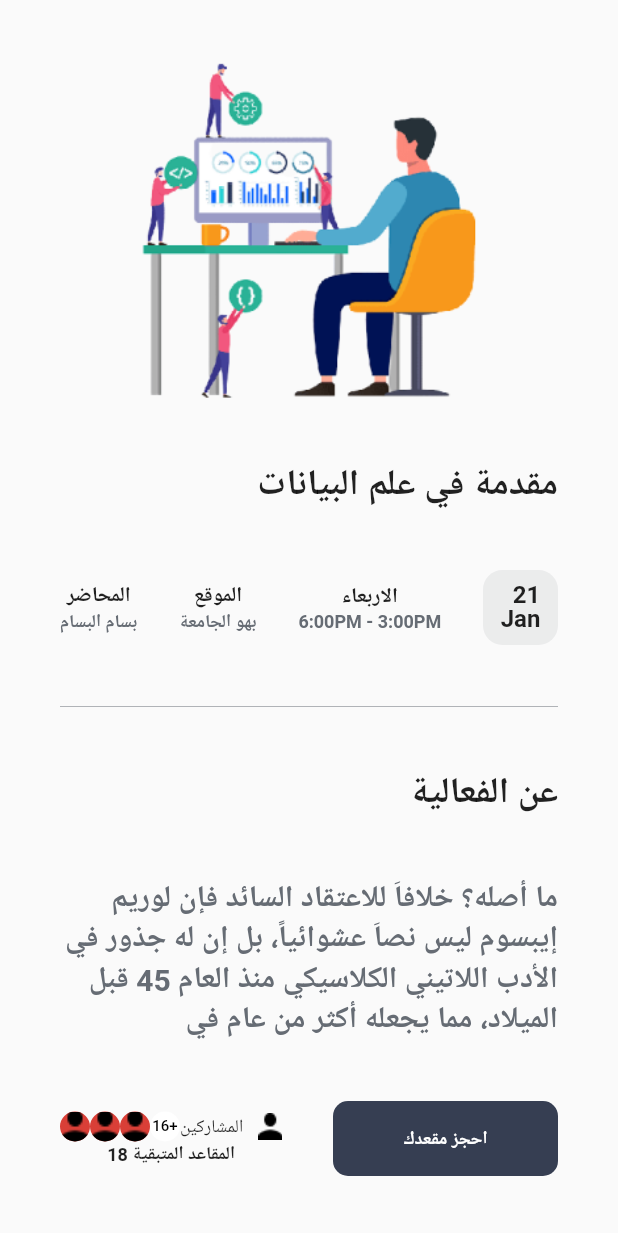
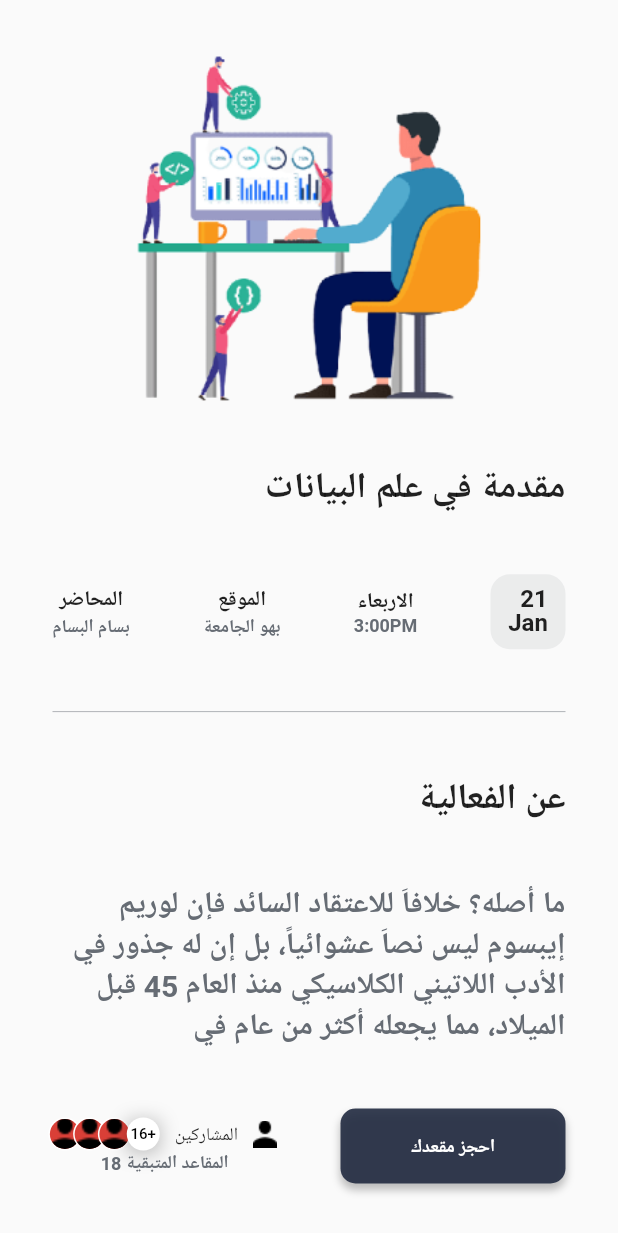
Before and after one commit to faresdu/faresGDSC1, a Flutter app: the EventsView screen opened by its route, after a tap on "window", on a phone screen of 412 x 824 dp. Shown: the top 1233 px of the screen. Run offline on Flutter 3.47's test engine with Material 2 defaults, Android fonts, the phone set to English and light mode, and no system bars; our stand-ins replace flutter_svg, google_fonts, rxdart, shared_preferences, stacked, stacked_core and 2 more; accounts and stored records are empty; Roboto replaces fonts that are missing (Cairo).

Commit message:
added parameters and shadows

```diff
--- a/lib/core/utils/constants.dart
+++ b/lib/core/utils/constants.dart
@@ -22,4 +22,10 @@ class Constants {
   static List<BoxShadow> shadow = [
     BoxShadow(color: Colors.black.withOpacity(.3), blurRadius: 8),
   ];
+  static List<BoxShadow> shadow2 = [
+    BoxShadow(color: Colors.black.withOpacity(.25), blurRadius: 4,offset: const Offset(0, 4)),
+  ];
+  static List<BoxShadow> shadow3 = [
+    BoxShadow(color: Colors.black.withOpacity(.25), blurRadius: 10,offset: const Offset(0, 2)),
+  ];
 }
--- a/lib/ui/events/events_view.dart
+++ b/lib/ui/events/events_view.dart
@@ -6,6 +6,7 @@ import 'package:stacked/stacked.dart';
 
 TextStyle titlestyle =
     const TextStyle(fontSize: 24, fontWeight: FontWeight.w700);
+
 class EventsView extends StatelessWidget {
   const EventsView({Key? key}) : super(key: key);
 
@@ -18,8 +19,44 @@ class EventsView extends StatelessWidget {
             appBar: AppBar(title: const Text('Events')),
             body: TextButton(
               onPressed: () {
-                Navigator.push(context,
-                    MaterialPageRoute(builder: (context) => const Details()));
+                Navigator.push(
+                  context,
+                  MaterialPageRoute(
+                    builder: (context) => Details(
+                      title: 'مقدمة في علم البيانات',
+                      day: 'الاربعاء',
+                      description:
+                          'ما أصله؟ خلافاَ للاعتقاد السائد فإن لوريم إيبسوم ليس نصاَ عشوائياً، بل إن له جذور في الأدب اللاتيني الكلاسيكي منذ العام 45 قبل الميلاد، مما يجعله أكثر من عام في',
+                      location: 'بهو الجامعة',
+                      attendees: [
+                        Member.anonymous(),
+                        Member.anonymous(),
+                        Member.anonymous(),
+                        Member.anonymous(),
+                        Member.anonymous(),
+                        Member.anonymous(),
+                        Member.anonymous(),
+                        Member.anonymous(),
+                        Member.anonymous(),
+                        Member.anonymous(),
+                        Member.anonymous(),
+                        Member.anonymous(),
+                        Member.anonymous(),
+                        Member.anonymous(),
+                        Member.anonymous(),
+                        Member.anonymous(),
+                        Member.anonymous(),
+                        Member.anonymous(),
+                        Member.anonymous(),
+                      ],
+                      time: '3:00PM',
+                      date: '2022-1-21',
+                      instructor: 'بسام البسام',
+                      maxAttendees: 37,
+                      flyer: 'assets/images/temp-events-img.png',
+                    ),
+                  ),
+                );
               },
               child: const Text('window'),
             ),
@@ -29,36 +66,58 @@ class EventsView extends StatelessWidget {
 }
 
 class Details extends StatelessWidget {
-  const Details({super.key});
+  const Details(
+      {super.key,
+      required this.title,
+      required this.description,
+      required this.location,
+      required this.time,
+      required this.day,
+      required this.attendees,
+      required this.date,
+      required this.instructor,
+      required this.maxAttendees,
+      required this.flyer});
+
+  final String instructor;
+  final String title;
+  final String flyer;
+  final String description;
+  final String location;
+  final String time;
+  final String date;
+  final String day;
+  final List<Member> attendees;
+  final int maxAttendees;
+  static final List<String> months = ['', 'Jan', 'Feb', 'Mar', 'Apr', 'May'];
 
   @override
   Widget build(BuildContext context) {
     return Scaffold(
       body: SafeArea(
         child: Padding(
-          padding: const EdgeInsets.all(40),
+          padding: const EdgeInsets.all(35),
           child: Column(
             mainAxisAlignment: MainAxisAlignment.spaceBetween,
             crossAxisAlignment: CrossAxisAlignment.start,
             children: [
-              const Image(
-                image: AssetImage('assets/images/temp-events-img.png'),
+              Image(
+                image: AssetImage(flyer),
               ),
               Text(
-                'مقدمة في علم البيانات',
+                title,
                 style: titlestyle,
               ),
               Row(
                 crossAxisAlignment: CrossAxisAlignment.center,
                 mainAxisAlignment: MainAxisAlignment.spaceBetween,
-                children: const [
-                  EventDayBox(day: 21, month: 'Jan'),
-                  EventInfoBox(
-                      topString: 'الاربعاء', bottomString: '6:00PM - 3:00PM'),
-                  EventInfoBox(
-                      topString: 'الموقع', bottomString: 'بهو الجامعة'),
-                  EventInfoBox(
-                      topString: 'المحاضر', bottomString: 'بسام البسام')
+                children: [
+                  EventDateBox(
+                      day: date.split('-')[2],
+                      month: months[int.parse(date.split('-')[1])]),
+                  EventInfoBox(topText: day, bottomText: time),
+                  EventInfoBox(topText: 'الموقع', bottomText: location),
+                  EventInfoBox(topText: 'المحاضر', bottomText: instructor)
                 ],
               ),
               Divider(
@@ -69,10 +128,12 @@ class Details extends StatelessWidget {
                 'عن الفعالية',
                 style: titlestyle,
               ),
-              const Text(
-                'ما أصله؟ خلافاَ للاعتقاد السائد فإن لوريم إيبسوم ليس نصاَ عشوائياً، بل إن له جذور في الأدب اللاتيني الكلاسيكي منذ العام 45 قبل الميلاد، مما يجعله أكثر من عام في',
-                style: TextStyle(
-                    fontSize: 20, fontWeight: FontWeight.w600, color: Color(0xFF666C74)),
+              Text(
+                description,
+                style: const TextStyle(
+                    fontSize: 20,
+                    fontWeight: FontWeight.w600,
+                    color: Color(0xFF666C74)),
               ),
               Row(
                 mainAxisAlignment: MainAxisAlignment.spaceBetween,
@@ -80,28 +141,8 @@ class Details extends StatelessWidget {
                 children: [
                   EventSignupButton(onPressed: () {}),
                   EventAttendees(
-                    seats: 18,
-                    members: [
-                      Member.anonymous(),
-                      Member.anonymous(),
-                      Member.anonymous(),
-                      Member.anonymous(),
-                      Member.anonymous(),
-                      Member.anonymous(),
-                      Member.anonymous(),
-                      Member.anonymous(),
-                      Member.anonymous(),
-                      Member.anonymous(),
-                      Member.anonymous(),
-                      Member.anonymous(),
-                      Member.anonymous(),
-                      Member.anonymous(),
-                      Member.anonymous(),
-                      Member.anonymous(),
-                      Member.anonymous(),
-                      Member.anonymous(),
-                      Member.anonymous(),
-                    ],
+                    remainingSeats: maxAttendees - attendees.length,
+                    attendees: attendees,
                   ),
                 ],
               ),
@@ -114,34 +155,49 @@ class Details extends StatelessWidget {
 }
 
 class EventAttendees extends StatelessWidget {
-  const EventAttendees({Key? key, required this.members, required this.seats})
+  const EventAttendees(
+      {Key? key, required this.attendees, required this.remainingSeats})
       : super(key: key);
-  final List<Member> members;
-  final int seats;
+  final List<Member> attendees;
+  final int remainingSeats;
 
   @override
   Widget build(BuildContext context) {
     List<Widget> images = [];
-    if (members.length > 3) {
+    for (int i = 0; i < 3 && i < attendees.length; i++) {
       images.add(
-        CircleAvatar(
-          backgroundColor: Colors.white,
-          radius: 10,
-          child: Text(
-            '+${members.length - 3}',
-            style: const TextStyle(
-                fontSize: 10, fontWeight: FontWeight.w500, color: Colors.black),
+        Align(
+          widthFactor: .75,
+          child: CircleAvatar(
+            radius: 11,
+            backgroundColor: Colors.white,
+            child: CircleAvatar(
+              backgroundImage: AssetImage(
+                  attendees[i].photo ?? 'assets/images/event-attendees.png'),
+              backgroundColor: Constants.red,
+              radius: 10,
+            ),
           ),
         ),
       );
     }
-    for (int i = 0; i < 3 && i < members.length; i++) {
-      images.add(CircleAvatar(
-        foregroundImage:
-            AssetImage(members[i].photo ?? 'assets/images/event-attendees.png'),
-        backgroundColor: Constants.red,
-        radius: 10,
-      ));
+    if (attendees.length > 3) {
+      images.add(
+        Container(
+          decoration: BoxDecoration(boxShadow: Constants.shadow3),
+          child: CircleAvatar(
+            backgroundColor: Colors.white,
+            radius: 11,
+            child: Text(
+              '+${attendees.length - 3}',
+              style: const TextStyle(
+                  fontSize: 10,
+                  fontWeight: FontWeight.w500,
+                  color: Colors.black),
+            ),
+          ),
+        ),
+      );
     }
     return Column(
       children: [
@@ -150,18 +206,21 @@ class EventAttendees extends StatelessWidget {
           children: [
             const Image(image: AssetImage('assets/images/event-attendees.png')),
             const Padding(
-              padding: EdgeInsets.only(right: 10),
+              padding: EdgeInsets.symmetric(horizontal: 10),
               child: Text(
                 'المشاركين',
                 style: TextStyle(fontSize: 12, fontWeight: FontWeight.w500),
               ),
             ),
-            Row(children: images),
+            Row(
+                textDirection: TextDirection.ltr,
+                children: images
+            ),
           ],
         ),
         Text(
-          'المقاعد المتبقية $seats',
-          style: const TextStyle(fontSize: 12, fontWeight: FontWeight.w700),
+          'المقاعد المتبقية $remainingSeats',
+          style: const TextStyle(fontSize: 12, fontWeight: FontWeight.w700, color: Color(0xFF666C74)),
         )
       ],
     );
@@ -170,23 +229,23 @@ class EventAttendees extends StatelessWidget {
 
 class EventInfoBox extends StatelessWidget {
   const EventInfoBox(
-      {Key? key, required this.topString, required this.bottomString})
+      {Key? key, required this.topText, required this.bottomText})
       : super(key: key);
-  final String topString;
-  final String bottomString;
+  final String topText;
+  final String bottomText;
 
   @override
   Widget build(BuildContext context) {
     return Column(
       children: [
         Text(
-          topString,
+          topText,
           style: const TextStyle(
             fontSize: 14,
             fontWeight: FontWeight.w700,
           ),
         ),
-        Text(bottomString,
+        Text(bottomText,
             style: const TextStyle(
                 fontSize: 12,
                 fontWeight: FontWeight.w700,
@@ -196,10 +255,10 @@ class EventInfoBox extends StatelessWidget {
   }
 }
 
-class EventDayBox extends StatelessWidget {
-  const EventDayBox({Key? key, required this.day, required this.month})
+class EventDateBox extends StatelessWidget {
+  const EventDateBox({Key? key, required this.day, required this.month})
       : super(key: key);
-  final int day;
+  final String day;
   final String month;
 
   @override
@@ -214,7 +273,9 @@ class EventDayBox extends StatelessWidget {
         color: const Color(0xFF666C74).withOpacity(.1),
       ),
       child: Center(
-        child: Text('$day\n$month', style: const TextStyle(fontSize: 16, fontWeight: FontWeight.w700, height: 1)),
+        child: Text('$day\n$month',
+            style: const TextStyle(
+                fontSize: 16, fontWeight: FontWeight.w700, height: 1)),
       ),
     );
   }
@@ -236,11 +297,12 @@ class EventSignupButton extends StatelessWidget {
         width: 150,
         decoration: BoxDecoration(
             color: const Color(0xFF212A40).withOpacity(.9),
+            boxShadow: Constants.shadow2,
             borderRadius: BorderRadius.circular(10)),
         child: const Center(
           child: Text(
             'احجز مقعدك',
-            style:  TextStyle(
+            style: TextStyle(
                 fontSize: 12, fontWeight: FontWeight.w700, color: Colors.white),
           ),
         ),
```
